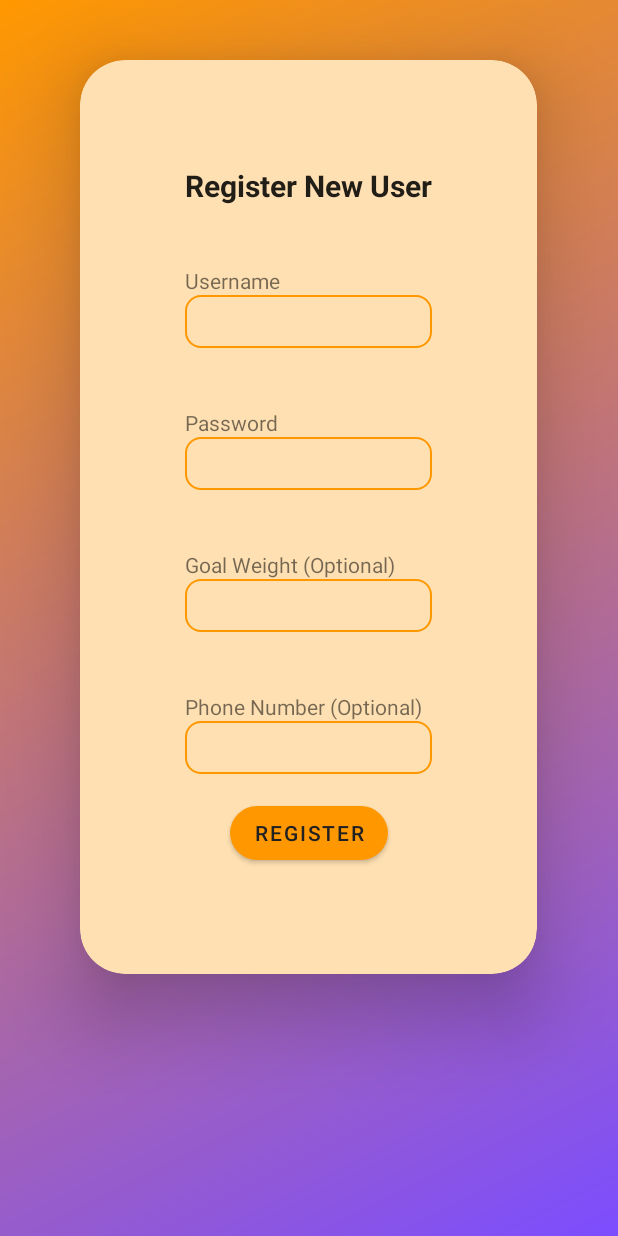
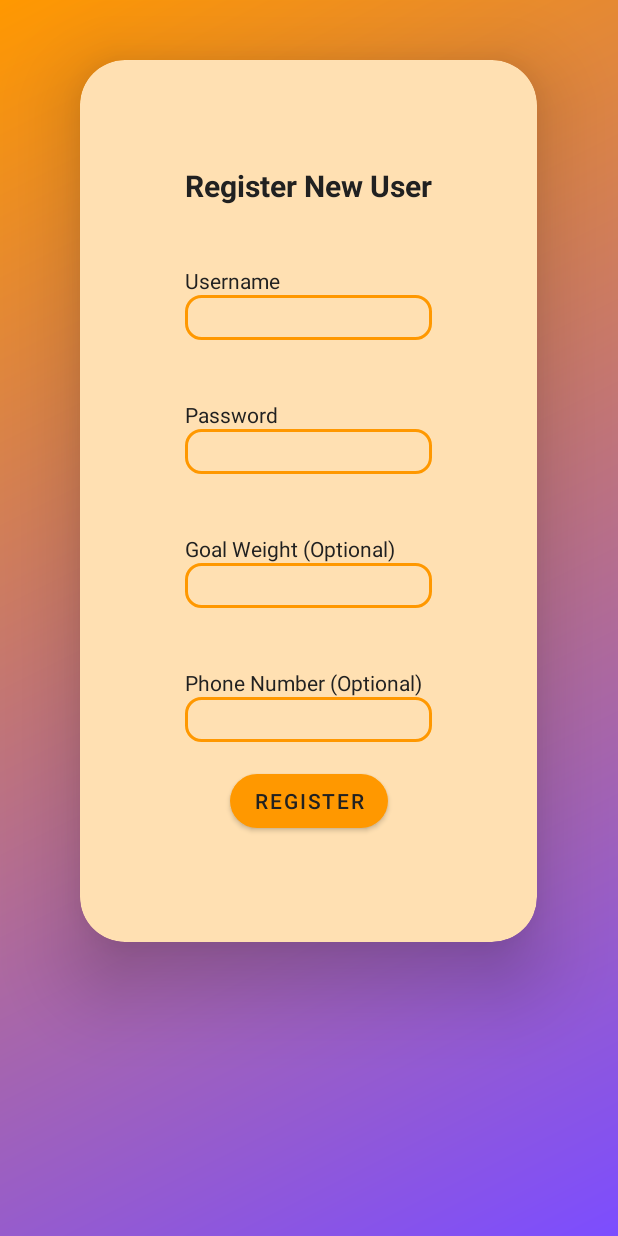
Before and after one commit to Igthife/Igthife.github.io, an Android app: the RegisterUserActivity screen opened directly, with no data from a screen before it, on a phone screen of 412 x 824 dp. Run offline under Robolectric (Android 15) with nearby library versions, the phone set to English and light mode, and no system bars; our stand-ins replace Room's generated code.

Commit message:
Night/Dark theme added

```diff
--- a/CS360ArtifactSamuelHemond/app/src/main/java/com/example/cs360project3samuelhemond/MainActivity.java
+++ b/CS360ArtifactSamuelHemond/app/src/main/java/com/example/cs360project3samuelhemond/MainActivity.java
@@ -74,6 +74,7 @@
 
         //set background for drawer could not find a way to complete this via XML
         navigationView.setBackgroundColor(fetchAccentColor());
+        //navigationView.setItemTextColor(R.attr.colorContainer);
     }
 
     //Method to get color as an int from theme
--- a/CS360ArtifactSamuelHemond/app/src/main/res/drawable/custom_edittext.xml
+++ b/CS360ArtifactSamuelHemond/app/src/main/res/drawable/custom_edittext.xml
@@ -6,7 +6,7 @@
 
 
     <stroke
-        android:width="1dp"
+        android:width="2dp"
         android:color="?colorPrimary"/>
     <corners
         android:radius="10dp"/>
--- a/CS360ArtifactSamuelHemond/app/src/main/res/drawable/ic_phone_number.xml
+++ b/CS360ArtifactSamuelHemond/app/src/main/res/drawable/ic_phone_number.xml
@@ -4,7 +4,7 @@
     android:height="24dp"
     android:viewportWidth="24"
     android:viewportHeight="24"
-    android:tint="?attr/colorControlNormal">
+    android:tint="?attr/colorOnPrimary">
   <path
       android:fillColor="@android:color/white"
       android:pathData="M22,3L2,3C0.9,3 0,3.9 0,5v14c0,1.1 0.9,2 2,2h20c1.1,0 1.99,-0.9 1.99,-2L24,5c0,-1.1 -0.9,-2 -2,-2zM8,6c1.66,0 3,1.34 3,3s-1.34,3 -3,3 -3,-1.34 -3,-3 1.34,-3 3,-3zM14,18L2,18v-1c0,-2 4,-3.1 6,-3.1s6,1.1 6,3.1v1zM17.85,14h1.64L21,16l-1.99,1.99c-1.31,-0.98 -2.28,-2.38 -2.73,-3.99 -0.18,-0.64 -0.28,-1.31 -0.28,-2s0.1,-1.36 0.28,-2c0.45,-1.62 1.42,-3.01 2.73,-3.99L21,8l-1.51,2h-1.64c-0.22,0.63 -0.35,1.3 -0.35,2s0.13,1.37 0.35,2z"/>
--- a/CS360ArtifactSamuelHemond/app/src/main/res/drawable/ic_settings.xml
+++ b/CS360ArtifactSamuelHemond/app/src/main/res/drawable/ic_settings.xml
@@ -3,7 +3,7 @@
     android:height="24dp"
     android:viewportWidth="24"
     android:viewportHeight="24"
-    android:tint="?attr/colorControlNormal">
+    android:tint="?attr/colorOnPrimary">
   <path
       android:fillColor="@android:color/white"
       android:pathData="M19.14,12.94c0.04,-0.3 0.06,-0.61 0.06,-0.94c0,-0.32 -0.02,-0.64 -0.07,-0.94l2.03,-1.58c0.18,-0.14 0.23,-0.41 0.12,-0.61l-1.92,-3.32c-0.12,-0.22 -0.37,-0.29 -0.59,-0.22l-2.39,0.96c-0.5,-0.38 -1.03,-0.7 -1.62,-0.94L14.4,2.81c-0.04,-0.24 -0.24,-0.41 -0.48,-0.41h-3.84c-0.24,0 -0.43,0.17 -0.47,0.41L9.25,5.35C8.66,5.59 8.12,5.92 7.63,6.29L5.24,5.33c-0.22,-0.08 -0.47,0 -0.59,0.22L2.74,8.87C2.62,9.08 2.66,9.34 2.86,9.48l2.03,1.58C4.84,11.36 4.8,11.69 4.8,12s0.02,0.64 0.07,0.94l-2.03,1.58c-0.18,0.14 -0.23,0.41 -0.12,0.61l1.92,3.32c0.12,0.22 0.37,0.29 0.59,0.22l2.39,-0.96c0.5,0.38 1.03,0.7 1.62,0.94l0.36,2.54c0.05,0.24 0.24,0.41 0.48,0.41h3.84c0.24,0 0.44,-0.17 0.47,-0.41l0.36,-2.54c0.59,-0.24 1.13,-0.56 1.62,-0.94l2.39,0.96c0.22,0.08 0.47,0 0.59,-0.22l1.92,-3.32c0.12,-0.22 0.07,-0.47 -0.12,-0.61L19.14,12.94zM12,15.6c-1.98,0 -3.6,-1.62 -3.6,-3.6s1.62,-3.6 3.6,-3.6s3.6,1.62 3.6,3.6S13.98,15.6 12,15.6z"/>
--- a/CS360ArtifactSamuelHemond/app/src/main/res/drawable/ic_sms_perm.xml
+++ b/CS360ArtifactSamuelHemond/app/src/main/res/drawable/ic_sms_perm.xml
@@ -3,7 +3,7 @@
     android:height="24dp"
     android:viewportWidth="24"
     android:viewportHeight="24"
-    android:tint="?attr/colorControlNormal">
+    android:tint="?attr/colorOnPrimary">
   <path
       android:fillColor="@android:color/white"
       android:pathData="M20,15.5c-1.25,0 -2.45,-0.2 -3.57,-0.57 -0.35,-0.11 -0.74,-0.03 -1.02,0.24l-2.2,2.2c-2.83,-1.44 -5.15,-3.75 -6.59,-6.58l2.2,-2.21c0.28,-0.27 0.36,-0.66 0.25,-1.01C8.7,6.45 8.5,5.25 8.5,4c0,-0.55 -0.45,-1 -1,-1H4c-0.55,0 -1,0.45 -1,1 0,9.39 7.61,17 17,17 0.55,0 1,-0.45 1,-1v-3.5c0,-0.55 -0.45,-1 -1,-1zM12,3v10l3,-3h6V3h-9z"/>
--- a/CS360ArtifactSamuelHemond/app/src/main/res/layout/activity_daily_weight.xml
+++ b/CS360ArtifactSamuelHemond/app/src/main/res/layout/activity_daily_weight.xml
@@ -44,6 +44,7 @@
                 android:layout_width="wrap_content"
                 android:layout_height="wrap_content"
                 android:text="@string/query_weight"
+                style="@style/editTitleStyle"
                 app:layout_constraintLeft_toLeftOf="parent"
                 app:layout_constraintRight_toRightOf="parent"
                 app:layout_constraintTop_toBottomOf="@+id/welcomeTextDailyWeight"
@@ -57,6 +58,7 @@
                 android:inputType="number"
                 android:background="@drawable/custom_edittext"
                 android:padding="5dp"
+                style="@style/editTitleStyle"
                 app:layout_constraintLeft_toLeftOf="@id/weightPrompt"
                 app:layout_constraintRight_toRightOf="@id/weightPrompt"
                 app:layout_constraintTop_toBottomOf="@id/weightPrompt"
@@ -68,6 +70,7 @@
                 android:layout_width="wrap_content"
                 android:layout_height="wrap_content"
                 android:text="@string/query_date"
+                style="@style/editTitleStyle"
                 app:layout_constraintLeft_toLeftOf="parent"
                 app:layout_constraintRight_toRightOf="parent"
                 app:layout_constraintTop_toBottomOf="@id/weightInput"
@@ -82,6 +85,7 @@
                 android:inputType="date"
                 android:background="@drawable/custom_edittext"
                 android:padding="5dp"
+                style="@style/editTitleStyle"
                 app:layout_constraintLeft_toLeftOf="@id/weightPrompt"
                 app:layout_constraintRight_toRightOf="@id/weightPrompt"
                 app:layout_constraintTop_toBottomOf="@id/datePrompt" />
--- a/CS360ArtifactSamuelHemond/app/src/main/res/layout/activity_goal_weight.xml
+++ b/CS360ArtifactSamuelHemond/app/src/main/res/layout/activity_goal_weight.xml
@@ -42,6 +42,7 @@
                 android:layout_width="wrap_content"
                 android:layout_height="wrap_content"
                 android:text="@string/query_goal_weight"
+                style="@style/editTitleStyle"
                 app:layout_constraintLeft_toLeftOf="parent"
                 app:layout_constraintRight_toRightOf="parent"
                 app:layout_constraintTop_toBottomOf="@+id/welcomeTextGoalWeight"
@@ -55,6 +56,7 @@
                 android:inputType="number"
                 android:background="@drawable/custom_edittext"
                 android:padding="5dp"
+                style="@style/editTitleStyle"
                 app:layout_constraintLeft_toLeftOf="@id/goalWeightPrompt"
                 app:layout_constraintRight_toRightOf="@id/goalWeightPrompt"
                 app:layout_constraintTop_toBottomOf="@id/goalWeightPrompt" />
--- a/CS360ArtifactSamuelHemond/app/src/main/res/layout/activity_login.xml
+++ b/CS360ArtifactSamuelHemond/app/src/main/res/layout/activity_login.xml
@@ -15,11 +15,11 @@
     <androidx.cardview.widget.CardView
         android:layout_width="wrap_content"
         android:layout_height="wrap_content"
+        style="@style/windowStyle"
         app:contentPadding="30dp"
         app:cardCornerRadius="30dp"
         app:cardElevation="30dp"
         android:layout_marginTop="100dp"
-        app:cardBackgroundColor="?colorContainer"
         >
 
         <!--Constrained layout to hold text elements-->
@@ -46,6 +46,7 @@
                 android:layout_width="wrap_content"
                 android:layout_height="wrap_content"
                 android:text="@string/username_credentials"
+                style="@style/editTitleStyle"
                 app:layout_constraintLeft_toLeftOf="@id/welcomeTextLogin"
                 app:layout_constraintTop_toBottomOf="@id/welcomeTextLogin"
                 android:layout_marginTop="50dp"/>
@@ -59,6 +60,7 @@
                 android:autofillHints="username"
                 android:background="@drawable/custom_edittext"
                 android:padding="5dp"
+                style="@style/editTitleStyle"
                 app:layout_constraintLeft_toLeftOf="@id/usernamePromptLogin"
                 app:layout_constraintRight_toRightOf="@id/welcomeTextLogin"
                 app:layout_constraintTop_toBottomOf="@id/usernamePromptLogin"
@@ -70,6 +72,7 @@
                 android:layout_width="wrap_content"
                 android:layout_height="wrap_content"
                 android:text="@string/password_credentials"
+                style="@style/editTitleStyle"
                 app:layout_constraintLeft_toLeftOf="@id/welcomeTextLogin"
                 app:layout_constraintTop_toBottomOf="@id/usernameInputLogin"
                 android:layout_marginTop="50dp"/>
@@ -83,6 +86,7 @@
                 android:autofillHints="password"
                 android:background="@drawable/custom_edittext"
                 android:padding="5dp"
+                style="@style/editTitleStyle"
                 app:layout_constraintLeft_toLeftOf="@id/usernamePromptLogin"
                 app:layout_constraintRight_toRightOf="@id/welcomeTextLogin"
                 app:layout_constraintTop_toBottomOf="@id/passwordPromptLogin" />
--- a/CS360ArtifactSamuelHemond/app/src/main/res/layout/activity_main.xml
+++ b/CS360ArtifactSamuelHemond/app/src/main/res/layout/activity_main.xml
@@ -99,6 +99,8 @@
         android:layout_width="wrap_content"
         android:layout_height="match_parent"
         android:layout_gravity="end"
+        app:itemTextColor="?colorOnPrimary"
+        app:itemIconTint="?colorOnPrimary"
         android:fitsSystemWindows="true"
         app:headerLayout="@layout/title_header"
         app:menu="@menu/nav_drawer_menu"/>
--- a/CS360ArtifactSamuelHemond/app/src/main/res/layout/activity_phone_number_input.xml
+++ b/CS360ArtifactSamuelHemond/app/src/main/res/layout/activity_phone_number_input.xml
@@ -42,6 +42,7 @@
                 android:layout_width="wrap_content"
                 android:layout_height="wrap_content"
                 android:text="@string/phone_number_prompt"
+                style="@style/editTitleStyle"
                 app:layout_constraintLeft_toLeftOf="parent"
                 app:layout_constraintRight_toRightOf="parent"
                 app:layout_constraintTop_toBottomOf="@+id/welcomeTextPhoneNumber"
@@ -56,6 +57,7 @@
                 android:inputType="phone"
                 android:background="@drawable/custom_edittext"
                 android:padding="5dp"
+                style="@style/editTitleStyle"
                 app:layout_constraintLeft_toLeftOf="@id/numberPrompt"
                 app:layout_constraintRight_toRightOf="@id/numberPrompt"
                 app:layout_constraintTop_toBottomOf="@id/numberPrompt"
@@ -81,6 +83,7 @@
                 android:layout_width="wrap_content"
                 android:layout_height="wrap_content"
                 android:text="@string/current_phone_number"
+                style="@style/editTitleStyle"
                 app:layout_constraintLeft_toLeftOf="parent"
                 app:layout_constraintRight_toRightOf="parent"
                 app:layout_constraintTop_toBottomOf="@+id/phoneNumberButton"
--- a/CS360ArtifactSamuelHemond/app/src/main/res/layout/activity_register_user.xml
+++ b/CS360ArtifactSamuelHemond/app/src/main/res/layout/activity_register_user.xml
@@ -44,6 +44,7 @@
                 android:layout_width="wrap_content"
                 android:layout_height="wrap_content"
                 android:text="@string/username_credentials"
+                style="@style/editTitleStyle"
                 app:layout_constraintLeft_toLeftOf="@id/welcomeTextLogin"
                 app:layout_constraintTop_toBottomOf="@id/welcomeTextLogin"
                 android:layout_marginTop="40dp"/>
@@ -55,6 +56,7 @@
                 android:layout_height="wrap_content"
                 android:background="@drawable/custom_edittext"
                 android:padding="5dp"
+                style="@style/editTitleStyle"
                 app:layout_constraintLeft_toLeftOf="@id/usernamePromptRegister"
                 app:layout_constraintRight_toRightOf="@id/welcomeTextLogin"
                 app:layout_constraintTop_toBottomOf="@id/usernamePromptRegister" />
@@ -65,6 +67,7 @@
                 android:layout_width="wrap_content"
                 android:layout_height="wrap_content"
                 android:text="@string/password_credentials"
+                style="@style/editTitleStyle"
                 app:layout_constraintLeft_toLeftOf="@id/welcomeTextLogin"
                 app:layout_constraintTop_toBottomOf="@id/usernameInputRegister"
                 android:layout_marginTop="40dp"/>
@@ -77,6 +80,7 @@
                 android:inputType="textPassword"
                 android:background="@drawable/custom_edittext"
                 android:padding="5dp"
+                style="@style/editTitleStyle"
                 app:layout_constraintLeft_toLeftOf="@id/usernamePromptRegister"
                 app:layout_constraintRight_toRightOf="@id/welcomeTextLogin"
                 app:layout_constraintTop_toBottomOf="@id/passwordPromptRegister" />
@@ -87,6 +91,7 @@
                 android:layout_width="wrap_content"
                 android:layout_height="wrap_content"
                 android:text="@string/goal_weight_credentials"
+                style="@style/editTitleStyle"
                 app:layout_constraintLeft_toLeftOf="@id/welcomeTextLogin"
                 app:layout_constraintTop_toBottomOf="@id/passwordInputRegister"
                 android:layout_marginTop="40dp"/>
@@ -99,6 +104,7 @@
                 android:inputType="number"
                 android:background="@drawable/custom_edittext"
                 android:padding="5dp"
+                style="@style/editTitleStyle"
                 app:layout_constraintLeft_toLeftOf="@id/usernamePromptRegister"
                 app:layout_constraintRight_toRightOf="@id/welcomeTextLogin"
                 app:layout_constraintTop_toBottomOf="@id/goalWeightPromptRegister" />
@@ -110,6 +116,7 @@
                 android:layout_width="wrap_content"
                 android:layout_height="wrap_content"
                 android:text="@string/phone_number_credentials"
+                style="@style/editTitleStyle"
                 app:layout_constraintLeft_toLeftOf="@id/welcomeTextLogin"
                 app:layout_constraintTop_toBottomOf="@id/goalWeightInputRegister"
                 android:layout_marginTop="40dp"/>
@@ -123,6 +130,7 @@
                 android:onClick="checkPermissions"
                 android:background="@drawable/custom_edittext"
                 android:padding="5dp"
+                style="@style/editTitleStyle"
                 app:layout_constraintLeft_toLeftOf="@id/usernamePromptRegister"
                 app:layout_constraintRight_toRightOf="@id/welcomeTextLogin"
                 app:layout_constraintTop_toBottomOf="@id/phoneNumberPromptRegister" />
--- a/CS360ArtifactSamuelHemond/app/src/main/res/values-night/themes.xml
+++ b/CS360ArtifactSamuelHemond/app/src/main/res/values-night/themes.xml
@@ -2,19 +2,19 @@
     <!-- Base application theme. -->
     <style name="Theme.CS360Project3SamuelHemond" parent="Theme.MaterialComponents.Light.NoActionBar">
         <!-- Primary brand color. -->
-        <item name="colorPrimary">@color/purple_200</item>
-        <item name="colorPrimaryVariant">@color/purple_700</item>
-        <item name="colorOnPrimary">@color/black</item>
+        <item name="colorPrimary">@color/night_primary_color</item>
+        <item name="colorPrimaryVariant">@color/night_dark_primary_color</item>
+        <item name="colorOnPrimary">@color/night_primary_text_color</item>
         <!-- Secondary brand color. -->
-        <item name="colorSecondary">@color/teal_200</item>
-        <item name="colorSecondaryVariant">@color/teal_200</item>
-        <item name="colorOnSecondary">@color/black</item>
+        <item name="colorSecondary">@color/night_accent_color</item>
+        <item name="colorSecondaryVariant">@color/night_divider_color</item>
+        <item name="colorOnSecondary">@color/night_secondary_text_color</item>
         <!-- Status bar color. -->
-        <item name="android:statusBarColor" tools:targetApi="l">?attr/colorPrimaryVariant</item>
+        <item name="android:statusBarColor" tools:targetApi="l">?attr/colorPrimary</item>
         <!-- Customize your theme here. -->
 
-        <item name="colorContainer">@color/light_primary_color</item>
-
+        <item name="colorContainer">@color/night_light_primary_color</item>
 
     </style>
+
 </resources>
--- a/CS360ArtifactSamuelHemond/app/src/main/res/values/colors.xml
+++ b/CS360ArtifactSamuelHemond/app/src/main/res/values/colors.xml
@@ -18,6 +18,7 @@
     <!--Colors added for app-->
     <color name="red_button">#ff3333 </color>
 
+    <!--Colors added for day app-->
     <color name="dark_primary_color">#F57C00</color>
     <color name="light_primary_color">#FFE0B2</color>
     <color name="primary_color">#ff9800</color>
@@ -28,6 +29,17 @@
     <color name="secondary_text_color">#757575</color>
     <color name="divider_color">#BDBDBD</color>
 
+    <!--Colors added for night app-->
+    <color name="night_dark_primary_color">#616161</color>
+    <color name="night_light_primary_color">#737070</color>
+    <color name="night_primary_color">#524f4f</color>
+    <color name="night_text_icon_color">#212121</color>
+
+    <color name="night_accent_color">#7c4dff</color>
+    <color name="night_primary_text_color">#f2eded</color>
+    <color name="night_secondary_text_color">#757575</color>
+    <color name="night_divider_color">#BDBDBD</color>
+
 
 
 
--- a/CS360ArtifactSamuelHemond/app/src/main/res/values/style.xml
+++ b/CS360ArtifactSamuelHemond/app/src/main/res/values/style.xml
@@ -16,6 +16,7 @@
         <item name="android:textStyle">bold</item>
         <item name="android:textSize">20sp</item>
         <item name="android:gravity">center</item>
+        <item name="android:textColor">?colorOnPrimary</item>
         <item name="android:background">?attr/colorSecondary</item>
     </style>
     <style name="goalWeight" parent="ThemeOverlay.AppCompat">
@@ -30,10 +31,11 @@
         <item name="android:textStyle">bold</item>
         <item name="android:textSize">20sp</item>
         <item name="android:gravity">center</item>
+        <item name="android:textColor">?colorOnPrimary</item>
     </style>
     <style name="invertButtonColor" parent="TextAppearance.AppCompat">
         <item name="cornerRadius">50dp</item>
-        <item name="android:backgroundTint">@color/light_primary_color</item>
+        <item name="android:backgroundTint">?colorContainer</item>
         <item name="android:textColor">?colorOnPrimary</item>
         <item name="strokeColor">?colorPrimary</item>
         <item name="strokeWidth">3dp</item>
@@ -41,5 +43,8 @@
     <style name="windowStyle" parent="TextAppearance.AppCompat">
         <item name="cardBackgroundColor">?colorContainer</item>
     </style>
+    <style name="editTitleStyle" parent="TextAppearance.AppCompat">
+        <item name="android:textColor">?colorOnPrimary</item>
+    </style>
 
 </resources>
--- a/CS360ArtifactSamuelHemond/app/src/main/res/values/themes.xml
+++ b/CS360ArtifactSamuelHemond/app/src/main/res/values/themes.xml
@@ -5,7 +5,6 @@
         <item name="colorPrimary">@color/primary_color</item>
         <item name="colorPrimaryVariant">@color/dark_primary_color</item>
         <item name="colorOnPrimary">@color/primary_text_color</item>
-
         <!-- Secondary brand color. -->
         <item name="colorSecondary">@color/accent_color</item>
         <item name="colorSecondaryVariant">@color/divider_color</item>
```
